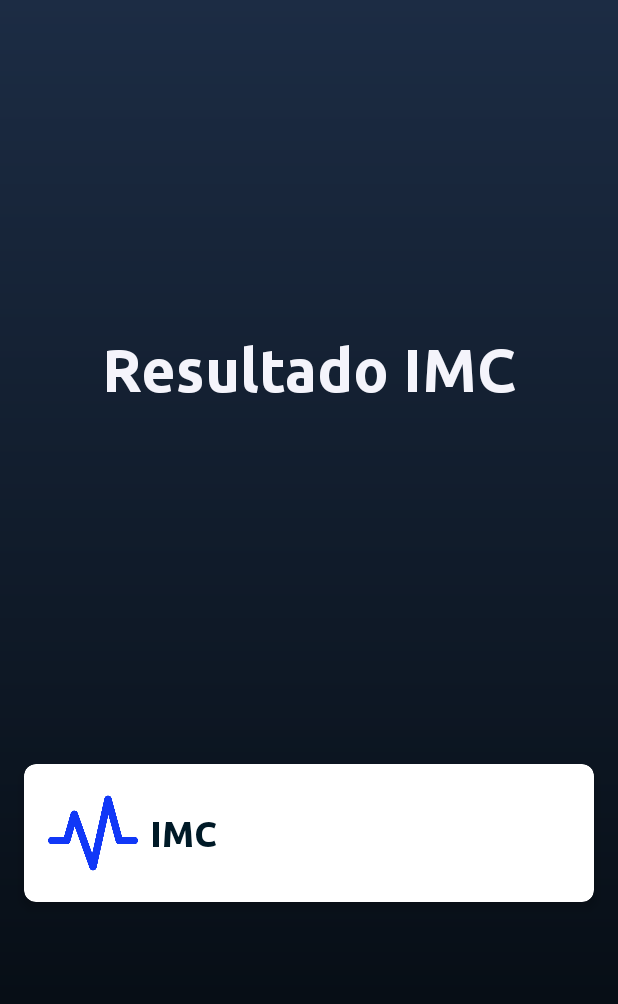
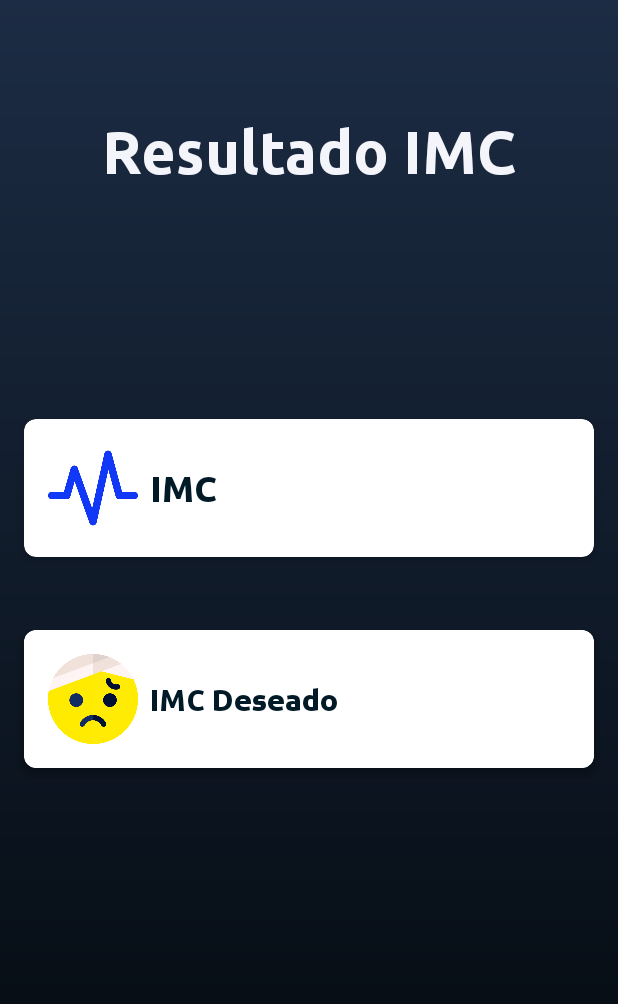
Before and after one commit to LuisZentenxx/VitalFit, an Android app: the ResultActivity screen opened directly, with no data from a screen before it, on a phone screen of 412 x 824 dp. Shown: the top 1004 px of the screen. Run offline under Robolectric (Android 15) with nearby library versions, the phone set to English and light mode, and no system bars.

```diff
--- a/app/src/main/res/layout/activity_result.xml
+++ b/app/src/main/res/layout/activity_result.xml
@@ -8,25 +8,24 @@
     android:background="@drawable/gradient_background"
     tools:context=".ResultActivity">
 
-    <!-- Title TextView -->
-
-    <!-- CardView -->
-
+    <!-- Title Activity -->
     <androidx.appcompat.widget.AppCompatTextView
         android:id="@+id/tvResultTitle"
         android:layout_width="0dp"
         android:layout_height="wrap_content"
-        android:layout_margin="16dp"
+        android:layout_marginStart="16dp"
+        android:layout_marginEnd="16dp"
         android:fontFamily="@font/ubuntu_bold"
         android:gravity="center"
         android:text="@string/result_title"
         android:textColor="@color/selected"
         android:textSize="40sp"
-        app:layout_constraintBottom_toTopOf="@id/cardImc"
+        app:layout_constraintTop_toTopOf="parent"
+        app:layout_constraintBottom_toBottomOf="parent"
+        app:layout_constraintStart_toStartOf="parent"
         app:layout_constraintEnd_toEndOf="parent"
-        app:layout_constraintStart_toStartOf="parent"
-        app:layout_constraintTop_toTopOf="parent"
-        app:layout_constraintVertical_bias="0.05" />
+        app:layout_constraintVertical_bias="0.1">
+    </androidx.appcompat.widget.AppCompatTextView>
 
     <androidx.cardview.widget.CardView
         android:id="@+id/cardImc"
@@ -35,18 +34,18 @@
         android:layout_margin="16dp"
         app:cardCornerRadius="8dp"
         app:cardElevation="4dp"
+        app:layout_constraintStart_toStartOf="parent"
+        app:layout_constraintEnd_toEndOf="parent"
+        app:layout_constraintTop_toBottomOf="@+id/tvResultTitle"
         app:layout_constraintBottom_toBottomOf="parent"
-        app:layout_constraintEnd_toEndOf="parent"
-        app:layout_constraintStart_toStartOf="parent"
-        app:layout_constraintTop_toBottomOf="@id/tvResultTitle"
-        app:layout_constraintVertical_bias="0.2">
-
+        app:layout_constraintVertical_bias="0.24"
+        >
         <androidx.constraintlayout.widget.ConstraintLayout
             android:layout_width="match_parent"
             android:layout_height="wrap_content"
             android:padding="16dp">
 
-            <!-- Image and IMC Text on the left -->
+            <!-- Image VitalFit -->
             <androidx.appcompat.widget.AppCompatImageView
                 android:id="@+id/imageImc"
                 android:layout_width="60dp"
@@ -56,15 +55,14 @@
                 app:layout_constraintStart_toStartOf="parent"
                 app:layout_constraintTop_toTopOf="parent" />
 
-            <!-- IMC Result TextView on the right -->
-
+            <!-- Card Label -->
             <androidx.appcompat.widget.AppCompatTextView
                 android:id="@+id/tvImcLabel"
                 android:layout_width="wrap_content"
                 android:layout_height="wrap_content"
                 android:layout_marginStart="8dp"
                 android:fontFamily="@font/ubuntu_bold"
-                android:text="IMC"
+                android:text="@string/result_imc_label"
                 android:textColor="@color/text"
                 android:textSize="24sp"
                 app:layout_constraintBottom_toBottomOf="parent"
@@ -72,6 +70,7 @@
                 app:layout_constraintTop_toTopOf="parent"
                 app:layout_constraintVertical_bias="0.516" />
 
+            <!-- IMC Value -->
             <androidx.appcompat.widget.AppCompatTextView
                 android:id="@+id/tvResultImc"
                 android:layout_width="wrap_content"
@@ -85,8 +84,128 @@
                 app:layout_constraintEnd_toEndOf="parent"
                 app:layout_constraintTop_toTopOf="parent"
                 tools:text="29.32" />
-
         </androidx.constraintlayout.widget.ConstraintLayout>
     </androidx.cardview.widget.CardView>
 
+    <androidx.cardview.widget.CardView
+        android:id="@+id/cardWarning"
+        android:layout_width="0dp"
+        android:layout_height="wrap_content"
+        android:layout_margin="16dp"
+        app:cardCornerRadius="8dp"
+        app:cardElevation="4dp"
+        app:layout_constraintStart_toStartOf="parent"
+        app:layout_constraintEnd_toEndOf="parent"
+        app:layout_constraintTop_toBottomOf="@+id/cardImc"
+        app:layout_constraintBottom_toBottomOf="parent"
+        app:layout_constraintVertical_bias="0.1"
+        >
+
+        <androidx.constraintlayout.widget.ConstraintLayout
+            android:layout_width="match_parent"
+            android:layout_height="wrap_content"
+            android:padding="16dp">
+
+            <!-- Image VitalFit -->
+            <androidx.appcompat.widget.AppCompatImageView
+                android:id="@+id/imageWarning"
+                android:layout_width="60dp"
+                android:layout_height="60dp"
+                android:src="@drawable/ic_sad"
+                app:layout_constraintBottom_toBottomOf="parent"
+                app:layout_constraintStart_toStartOf="parent"
+                app:layout_constraintTop_toTopOf="parent" />
+
+            <!-- Card Label -->
+            <androidx.appcompat.widget.AppCompatTextView
+                android:id="@+id/tvWarningLabel"
+                android:layout_width="wrap_content"
+                android:layout_height="wrap_content"
+                android:layout_marginStart="8dp"
+                android:fontFamily="@font/ubuntu_bold"
+                android:text="@string/result_imc_label"
+                android:textColor="@color/text"
+                android:textSize="24sp"
+                app:layout_constraintBottom_toBottomOf="parent"
+                app:layout_constraintStart_toEndOf="@id/imageWarning"
+                app:layout_constraintTop_toTopOf="parent"
+                app:layout_constraintVertical_bias="0.516" />
+
+            <!-- IMC Value -->
+            <androidx.appcompat.widget.AppCompatTextView
+                android:id="@+id/tvResultWarning"
+                android:layout_width="wrap_content"
+                android:layout_height="wrap_content"
+                android:layout_marginEnd="8dp"
+                android:fontFamily="@font/ubuntu_bolditalic"
+                android:padding="10dp"
+                android:textColor="@color/text"
+                android:textSize="24sp"
+                app:layout_constraintBottom_toBottomOf="parent"
+                app:layout_constraintEnd_toEndOf="parent"
+                app:layout_constraintTop_toTopOf="parent"
+                tools:text="29.32" />
+        </androidx.constraintlayout.widget.ConstraintLayout>
+    </androidx.cardview.widget.CardView>
+
+    <androidx.cardview.widget.CardView
+        android:id="@+id/cardStatus"
+        android:layout_width="0dp"
+        android:layout_height="wrap_content"
+        android:layout_margin="16dp"
+        app:cardCornerRadius="8dp"
+        app:cardElevation="4dp"
+        app:layout_constraintStart_toStartOf="parent"
+        app:layout_constraintEnd_toEndOf="parent"
+        app:layout_constraintTop_toBottomOf="@+id/cardImc"
+        app:layout_constraintBottom_toBottomOf="parent"
+        app:layout_constraintVertical_bias="0.1"
+        >
+
+        <androidx.constraintlayout.widget.ConstraintLayout
+            android:layout_width="match_parent"
+            android:layout_height="wrap_content"
+            android:padding="16dp">
+
+            <!-- Image VitalFit -->
+            <androidx.appcompat.widget.AppCompatImageView
+                android:id="@+id/imageStatus"
+                android:layout_width="60dp"
+                android:layout_height="60dp"
+                android:src="@drawable/ic_sad"
+                app:layout_constraintBottom_toBottomOf="parent"
+                app:layout_constraintStart_toStartOf="parent"
+                app:layout_constraintTop_toTopOf="parent" />
+
+            <!-- Card Label -->
+            <androidx.appcompat.widget.AppCompatTextView
+                android:id="@+id/tvWishedLabel"
+                android:layout_width="wrap_content"
+                android:layout_height="wrap_content"
+                android:layout_marginStart="8dp"
+                android:fontFamily="@font/ubuntu_bold"
+                android:text="IMC Deseado"
+                android:textColor="@color/text"
+                android:textSize="20sp"
+                app:layout_constraintBottom_toBottomOf="parent"
+                app:layout_constraintStart_toEndOf="@id/imageStatus"
+                app:layout_constraintTop_toTopOf="parent"
+                app:layout_constraintVertical_bias="0.516" />
+
+            <!-- IMC Value -->
+            <androidx.appcompat.widget.AppCompatTextView
+                android:id="@+id/tvResultWished"
+                android:layout_width="wrap_content"
+                android:layout_height="wrap_content"
+                android:layout_marginEnd="8dp"
+                android:fontFamily="@font/ubuntu_bolditalic"
+                android:padding="10dp"
+                android:textColor="@color/text"
+                android:textSize="24sp"
+                app:layout_constraintBottom_toBottomOf="parent"
+                app:layout_constraintEnd_toEndOf="parent"
+                app:layout_constraintTop_toTopOf="parent"
+                tools:text="29.32" />
+        </androidx.constraintlayout.widget.ConstraintLayout>
+    </androidx.cardview.widget.CardView>
 </androidx.constraintlayout.widget.ConstraintLayout>
--- a/app/src/main/res/values/strings.xml
+++ b/app/src/main/res/values/strings.xml
@@ -15,4 +15,5 @@
     <string name="add_age_desc">Add Age Button</string>
     <string name="title_splashscreen">VitalFit</string>
     <string name="result_title">Resultado IMC</string>
+    <string name="result_imc_label">IMC</string>
 </resources>
```
Also changed, not shown: app/src/main/res/drawable/ic_check.png (added), app/src/main/res/drawable/ic_happy.png (added), app/src/main/res/drawable/ic_preocupado.png (added), app/src/main/res/drawable/ic_sad.png (added), app/src/main/res/drawable/ic_warning.png (added).
